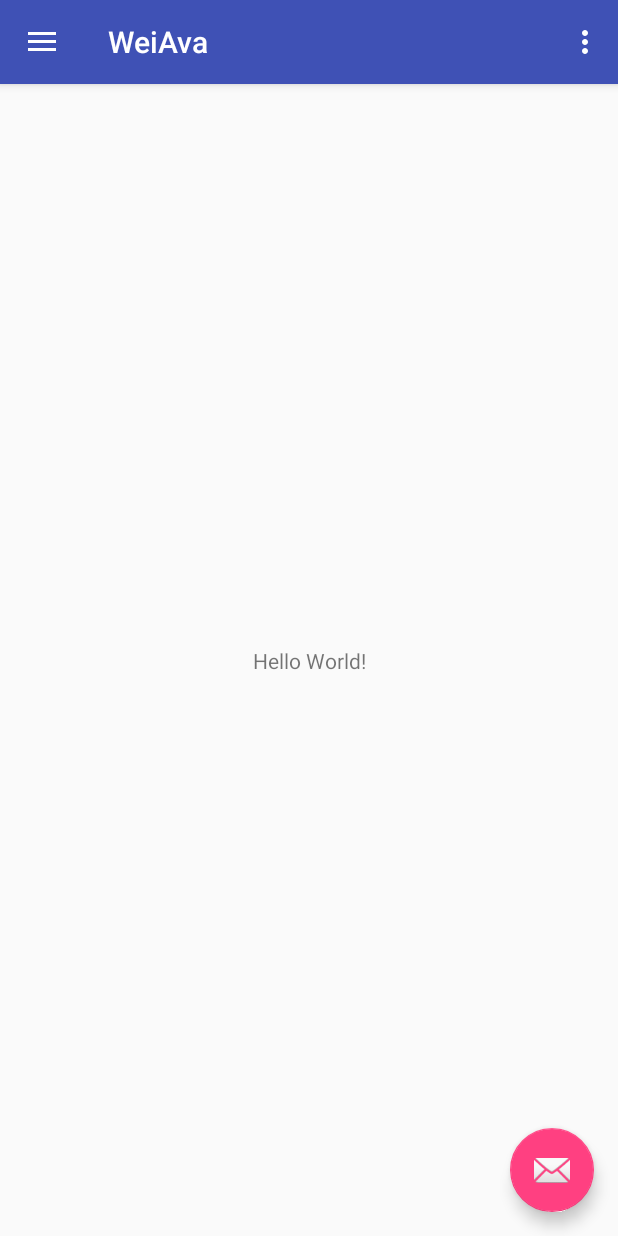
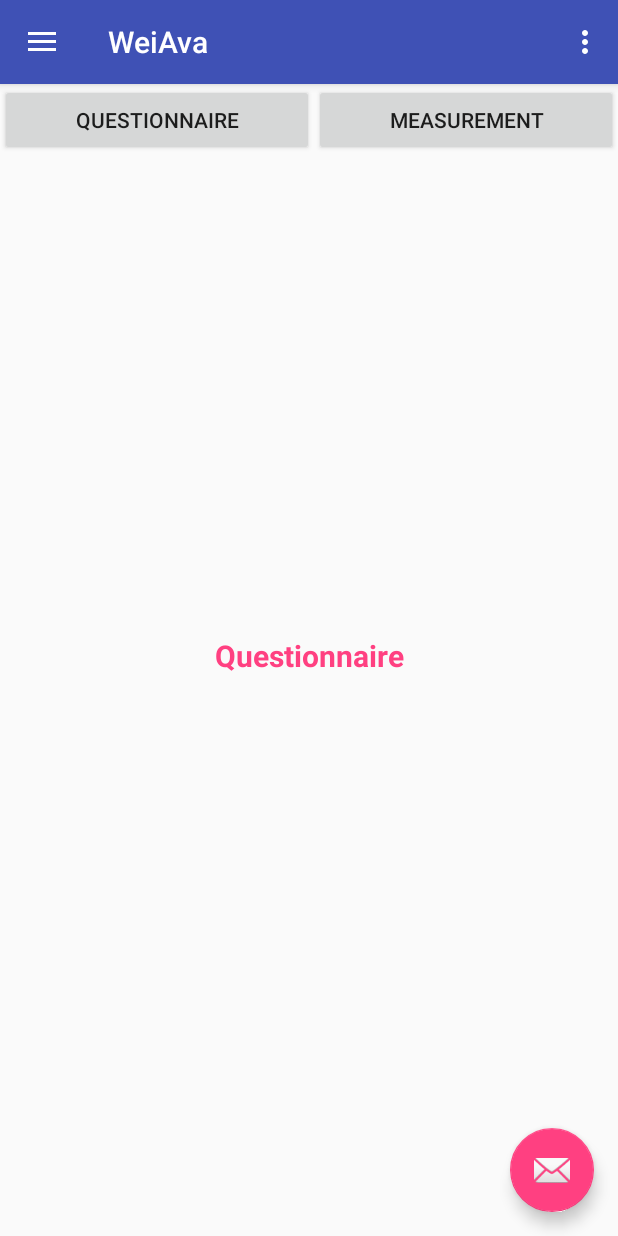
Before and after one commit to rivei/APPproject, an Android app: the screen it shows after launch (MainActivity), in the options menu, after a tap on "Settings", on a phone screen of 412 x 824 dp. Run offline under Robolectric (Android 15) with nearby library versions, the phone set to English and light mode, and no system bars; our stand-ins replace Room's generated code.

Commit message:
fragments
fragments

```diff
--- a/WeiAva/app/build.gradle
+++ b/WeiAva/app/build.gradle
@@ -23,6 +23,7 @@ dependencies {
     implementation 'com.android.support:appcompat-v7:26.1.0'
     implementation 'com.android.support:design:26.1.0'
     implementation 'com.android.support.constraint:constraint-layout:1.0.2'
+    implementation 'com.android.support:support-v4:26.1.0'
     testImplementation 'junit:junit:4.12'
     androidTestImplementation 'com.android.support.test:runner:1.0.1'
     androidTestImplementation 'com.android.support.test.espresso:espresso-core:3.0.1'
--- /dev/null
+++ b/WeiAva/app/src/main/java/it/polimi/two/weiava/activities/BlankFragment.java
@@ -0,0 +1,24 @@
+package it.polimi.two.weiava.activities;
+
+import android.content.Context;
+import android.net.Uri;
+import android.os.Bundle;
+import android.support.v4.app.Fragment;
+import android.view.LayoutInflater;
+import android.view.View;
+import android.view.ViewGroup;
+
+import it.polimi.two.weiava.R;
+
+
+public class BlankFragment extends Fragment {
+
+    @Override
+    public View onCreateView(LayoutInflater inflater, ViewGroup container,
+                             Bundle savedInstanceState) {
+        // Inflate the layout for this fragment
+        return inflater.inflate(R.layout.fragment_blank, container, false);
+    }
+
+
+}
--- a/WeiAva/app/src/main/java/it/polimi/two/weiava/roomDB/ReminderDao.java
+++ b/WeiAva/app/src/main/java/it/polimi/two/weiava/roomDB/ReminderDao.java
@@ -17,6 +17,12 @@ public interface ReminderDao {
     @Query("SELECT * FROM reminder")
     List<Reminder> getAllReminders();
 
+  /**  @Query ("SELECT * FROM reminder WHERE Test is GDS")
+    List<Reminder> getAllGDSReminders();
+
+    @Query ("SELECT * FROM reminder WHERE Test is ADL")
+    List<Reminder> getAllADLReminders();
+**/
     @Insert
     void insertAll(Reminder... reminders);
 }
--- a/WeiAva/app/src/main/res/layout/content_main.xml
+++ b/WeiAva/app/src/main/res/layout/content_main.xml
@@ -8,13 +8,42 @@
     tools:context="it.polimi.two.weiava.activities.MainActivity"
     tools:showIn="@layout/app_bar_main">
 
-    <TextView
+    <!--<TextView
         android:layout_width="wrap_content"
         android:layout_height="wrap_content"
         android:text="Hello World!"
         app:layout_constraintBottom_toBottomOf="parent"
         app:layout_constraintLeft_toLeftOf="parent"
         app:layout_constraintRight_toRightOf="parent"
-        app:layout_constraintTop_toTopOf="parent" />
+        app:layout_constraintTop_toTopOf="parent" />-->
+    <LinearLayout
+        android:layout_width="fill_parent"
+        android:layout_height="wrap_content"
+        android:orientation="horizontal"
+        android:weightSum="4">
+        <Button
+            android:id="@+id/butfragQnr"
+            android:layout_width="wrap_content"
+            android:layout_height="wrap_content"
+            android:text="Questionnaire"
+            android:onClick="FragmentQnrClick"
+            android:layout_weight="2"/>
+        <Button
+            android:id="@+id/butfragMsr"
+            android:layout_width="wrap_content"
+            android:layout_height="wrap_content"
+            android:text="Measurement"
+            android:onClick="FragmentMsrClick"
+            android:layout_weight="2"/>
+    </LinearLayout>
+
+    <fragment
+        android:id="@+id/fragment_switch"
+        android:layout_width="match_parent"
+        android:layout_height="match_parent"
+        android:layout_marginLeft="5dp"
+        android:layout_marginRight="5dp"
+        android:layout_marginBottom="5dp"
+        android:name="it.polimi.two.weiava.activities.BlankFragment" />
 
 </android.support.constraint.ConstraintLayout>
--- /dev/null
+++ b/WeiAva/app/src/main/res/layout/fragment_blank.xml
@@ -0,0 +1,13 @@
+<FrameLayout xmlns:android="http://schemas.android.com/apk/res/android"
+    xmlns:tools="http://schemas.android.com/tools"
+    android:layout_width="match_parent"
+    android:layout_height="match_parent"
+    tools:context="it.polimi.two.weiava.activities.BlankFragment">
+
+    <!-- TODO: Update blank fragment layout -->
+    <TextView
+        android:layout_width="match_parent"
+        android:layout_height="match_parent"
+        android:text=" " />
+
+</FrameLayout>
--- /dev/null
+++ b/WeiAva/app/src/main/res/layout/fragment_qnr.xml
@@ -0,0 +1,20 @@
+<FrameLayout xmlns:android="http://schemas.android.com/apk/res/android"
+    xmlns:tools="http://schemas.android.com/tools"
+    android:layout_width="match_parent"
+    android:layout_height="match_parent"
+    android:orientation="vertical"
+    tools:context="it.polimi.two.weiava.activities.QnrFragment">
+
+    <!-- TODO: Update blank fragment layout -->
+    <TextView
+        android:id="@+id/textViewFragQnr"
+        android:layout_width="match_parent"
+        android:layout_height="match_parent"
+        android:layout_weight="1"
+        android:text="Questionnaire"
+        android:textStyle="bold"
+        android:textSize="20dp"
+        android:textColor="@color/colorAccent"
+        android:gravity="center"/>
+
+</FrameLayout>
--- a/WeiAva/app/src/main/res/values/strings.xml
+++ b/WeiAva/app/src/main/res/values/strings.xml
@@ -6,4 +6,7 @@
 
     <string name="action_settings">Settings</string>
     <string name="title_activity_question">Questionnaires</string>
+
+    <!-- TODO: Remove or change this placeholder text -->
+    <string name="hello_blank_fragment">Hello blank fragment</string>
 </resources>
```
Also changed, not shown: WeiAva/app/src/main/java/it/polimi/two/weiava/activities/MainActivity.java (+25 -0 lines), WeiAva/app/src/main/java/it/polimi/two/weiava/activities/MsrFragment.java (added, +23 -0 lines), WeiAva/app/src/main/java/it/polimi/two/weiava/activities/QnrActivity.java (+15 -0 lines), WeiAva/app/src/main/java/it/polimi/two/weiava/activities/QnrFragment.java (added, +23 -0 lines), WeiAva/app/src/main/res/layout/fragment_msr.xml (added, +20 -0 lines), WeiAva/app/src/main/res/menu/main.xml (+6 -5 lines).
